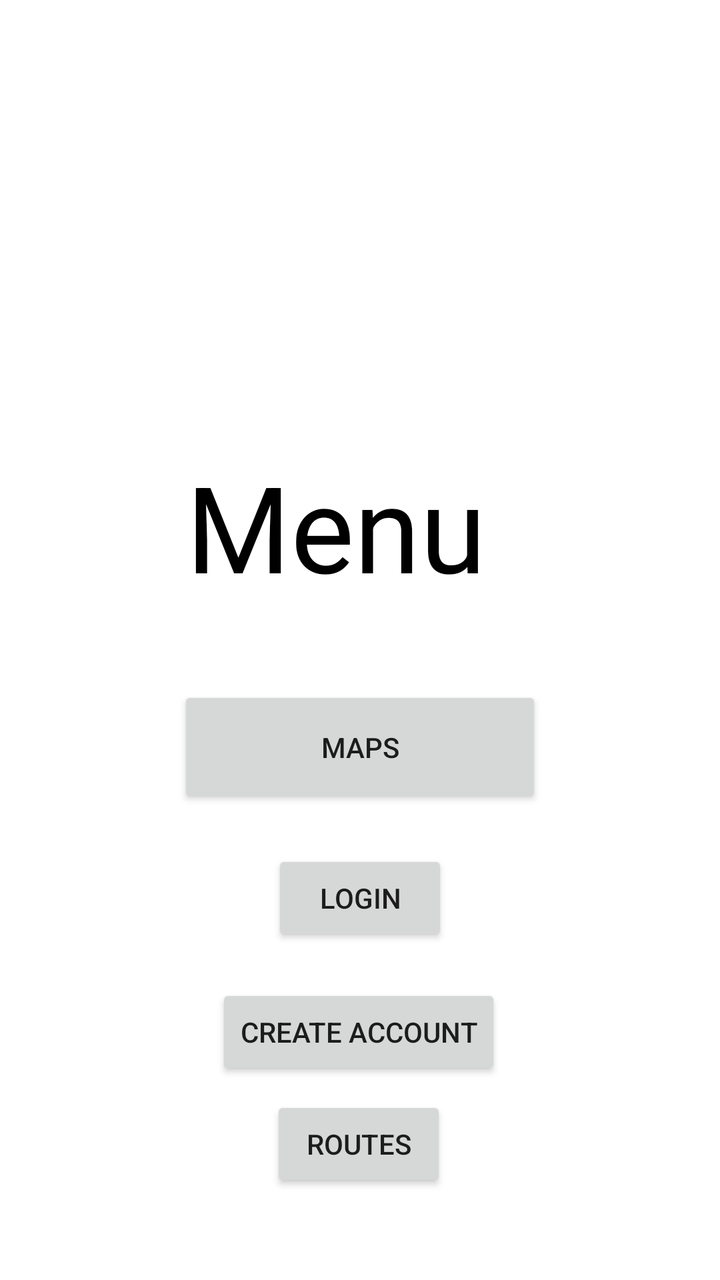
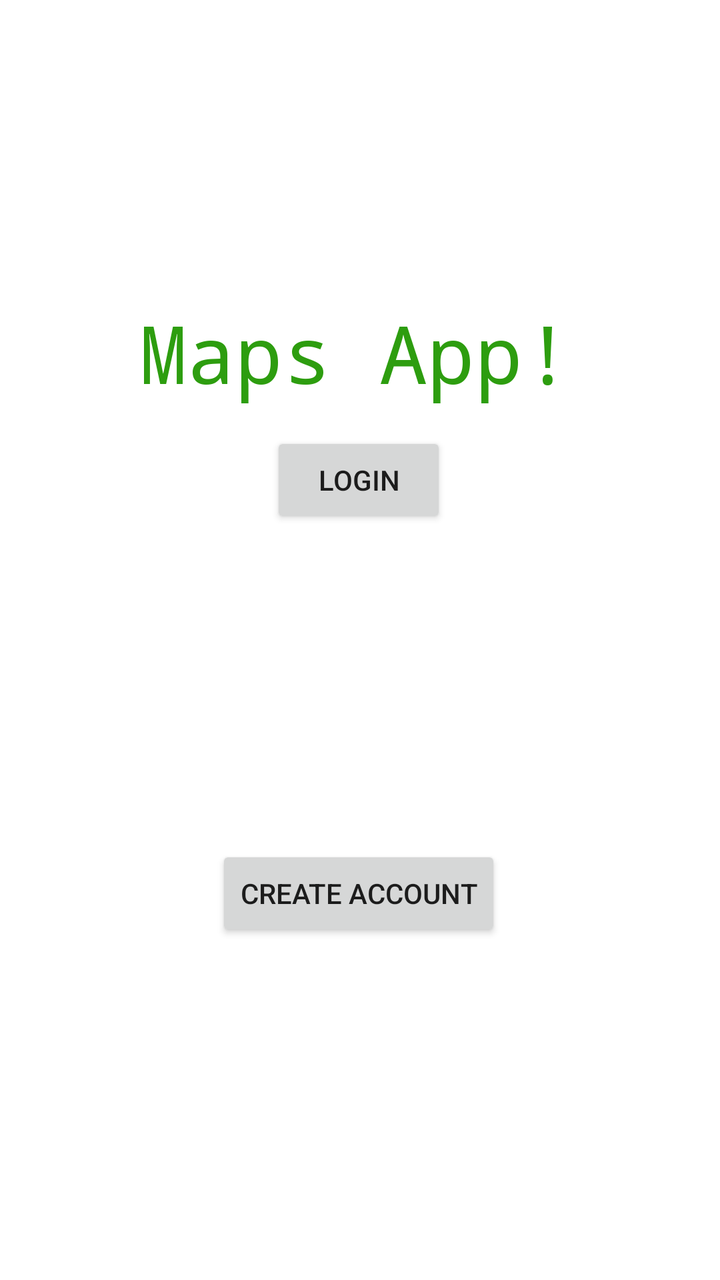

Screens rendered from an Android XML layout before and after an edit, with the pre-edit source and the edit as a unified diff.
<!-- AndroidManifest.xml: application theme Theme.MapsAppJava -->
<!-- res/layout/activity_menu.xml -->
<?xml version="1.0" encoding="utf-8"?>
<androidx.constraintlayout.widget.ConstraintLayout xmlns:android="http://schemas.android.com/apk/res/android"
    xmlns:app="http://schemas.android.com/apk/res-auto"
    android:id="@+id/toMapsActivity"
    android:layout_width="match_parent"
    android:layout_height="match_parent">

    <TextView
        android:id="@+id/Menu"
        android:layout_width="wrap_content"
        android:layout_height="wrap_content"
        android:layout_marginTop="223dp"
        android:layout_marginEnd="28dp"
        android:layout_marginBottom="40dp"
        android:gravity="center"
        android:text="@string/menu"
        android:textColor="@color/black"
        android:textSize="60sp"
        app:layout_constraintBottom_toTopOf="@+id/toMapActivity"
        app:layout_constraintEnd_toEndOf="@+id/toMapActivity"
        app:layout_constraintTop_toTopOf="parent"
        app:layout_constraintVertical_bias="0.0" />

    <Button
        android:id="@+id/toMapActivity"
        android:layout_width="182dp"
        android:layout_height="0dp"
        android:layout_marginTop="343dp"
        android:layout_marginBottom="21dp"
        android:onClick="switchToMaps"
        android:text="@string/maps"
        app:layout_constraintBottom_toTopOf="@+id/login_button"
        app:layout_constraintEnd_toEndOf="parent"
        app:layout_constraintStart_toStartOf="parent"
        app:layout_constraintTop_toTopOf="parent" />

    <Button
        android:id="@+id/login_button"
        android:layout_width="wrap_content"
        android:layout_height="wrap_content"
        android:layout_marginBottom="167dp"
        android:onClick="switchToLogin"
        android:text="@string/login"
        app:layout_constraintBottom_toBottomOf="parent"
        app:layout_constraintEnd_toEndOf="parent"
        app:layout_constraintStart_toStartOf="parent"
        app:layout_constraintTop_toBottomOf="@+id/toMapActivity" />

    <Button
        android:id="@+id/goToCreateAccount"
        android:layout_width="wrap_content"
        android:layout_height="wrap_content"
        android:layout_marginBottom="100dp"
        android:onClick="switchToCreateAccount"
        android:text="@string/create_account"
        app:layout_constraintBottom_toBottomOf="parent"
        app:layout_constraintEnd_toEndOf="parent"
        app:layout_constraintHorizontal_bias="0.497"
        app:layout_constraintStart_toStartOf="parent" />

    <Button
        android:id="@+id/goToRoutes"
        android:layout_width="wrap_content"
        android:layout_height="wrap_content"
        android:layout_marginBottom="44dp"
        android:onClick="switchToRoutes"
        android:text="@string/routes"
        app:layout_constraintBottom_toBottomOf="parent"
        app:layout_constraintEnd_toEndOf="parent"
        app:layout_constraintHorizontal_bias="0.497"
        app:layout_constraintStart_toStartOf="parent" />
</androidx.constraintlayout.widget.ConstraintLayout>
<!-- resources referenced by this layout -->
<resources>
  <color name="black">#FF000000</color>
  <string name="create_account">Create Account</string>
  <string name="login">Login</string>
  <string name="maps">Maps</string>
  <string name="menu">Menu</string>
  <string name="routes">Routes</string>
  <style name="Theme.MapsAppJava" parent="Theme.MaterialComponents.DayNight.DarkActionBar">
          
          <item name="colorPrimary">@color/purple_500</item>
          <item name="colorPrimaryVariant">@color/purple_700</item>
          <item name="colorOnPrimary">@color/white</item>
          
          <item name="colorSecondary">@color/teal_200</item>
          <item name="colorSecondaryVariant">@color/teal_700</item>
          <item name="colorOnSecondary">@color/black</item>
          
          <item name="android:statusBarColor">?attr/colorPrimaryVariant</item>
          
      </style>
  <color name="purple_500">#FF6200EE</color>
  <color name="purple_700">#FF3700B3</color>
  <color name="white">#FFFFFFFF</color>
  <color name="teal_200">#FF03DAC5</color>
  <color name="teal_700">#FF018786</color>
</resources>

<!-- the commit's change to res/layout/activity_menu.xml (unified diff, before → after) -->
@@ -1,72 +1,50 @@
 <?xml version="1.0" encoding="utf-8"?>
 <androidx.constraintlayout.widget.ConstraintLayout xmlns:android="http://schemas.android.com/apk/res/android"
     xmlns:app="http://schemas.android.com/apk/res-auto"
+    xmlns:tools="http://schemas.android.com/tools"
     android:id="@+id/toMapsActivity"
     android:layout_width="match_parent"
     android:layout_height="match_parent">
-
-    <TextView
-        android:id="@+id/Menu"
-        android:layout_width="wrap_content"
-        android:layout_height="wrap_content"
-        android:layout_marginTop="223dp"
-        android:layout_marginEnd="28dp"
-        android:layout_marginBottom="40dp"
-        android:gravity="center"
-        android:text="@string/menu"
-        android:textColor="@color/black"
-        android:textSize="60sp"
-        app:layout_constraintBottom_toTopOf="@+id/toMapActivity"
-        app:layout_constraintEnd_toEndOf="@+id/toMapActivity"
-        app:layout_constraintTop_toTopOf="parent"
-        app:layout_constraintVertical_bias="0.0" />
-
-    <Button
-        android:id="@+id/toMapActivity"
-        android:layout_width="182dp"
-        android:layout_height="0dp"
-        android:layout_marginTop="343dp"
-        android:layout_marginBottom="21dp"
-        android:onClick="switchToMaps"
-        android:text="@string/maps"
-        app:layout_constraintBottom_toTopOf="@+id/login_button"
-        app:layout_constraintEnd_toEndOf="parent"
-        app:layout_constraintStart_toStartOf="parent"
-        app:layout_constraintTop_toTopOf="parent" />
 
     <Button
         android:id="@+id/login_button"
         android:layout_width="wrap_content"
         android:layout_height="wrap_content"
-        android:layout_marginBottom="167dp"
+        android:layout_marginBottom="376dp"
         android:onClick="switchToLogin"
         android:text="@string/login"
+        app:iconTint="#E02525"
         app:layout_constraintBottom_toBottomOf="parent"
         app:layout_constraintEnd_toEndOf="parent"
-        app:layout_constraintStart_toStartOf="parent"
-        app:layout_constraintTop_toBottomOf="@+id/toMapActivity" />
+        app:layout_constraintHorizontal_bias="0.498"
+        app:layout_constraintStart_toStartOf="parent" />
 
     <Button
         android:id="@+id/goToCreateAccount"
         android:layout_width="wrap_content"
         android:layout_height="wrap_content"
-        android:layout_marginBottom="100dp"
+        android:layout_marginBottom="304dp"
         android:onClick="switchToCreateAccount"
         android:text="@string/create_account"
         app:layout_constraintBottom_toBottomOf="parent"
         app:layout_constraintEnd_toEndOf="parent"
         app:layout_constraintHorizontal_bias="0.497"
-        app:layout_constraintStart_toStartOf="parent" />
+        app:layout_constraintStart_toStartOf="parent"
+        app:layout_constraintTop_toBottomOf="@+id/textView2" />
 
-    <Button
-        android:id="@+id/goToRoutes"
-        android:layout_width="wrap_content"
-        android:layout_height="wrap_content"
-        android:layout_marginBottom="44dp"
-        android:onClick="switchToRoutes"
-        android:text="@string/routes"
-        app:layout_constraintBottom_toBottomOf="parent"
+    <TextView
+        android:id="@+id/textView2"
+        android:layout_width="221dp"
+        android:layout_height="56dp"
+        android:layout_marginTop="284dp"
+        android:layout_marginBottom="217dp"
+        android:fontFamily="monospace"
+        android:text="Maps App!"
+        android:textColor="#2D9D0F"
+        android:textSize="40sp"
+        app:layout_constraintBottom_toTopOf="@+id/goToCreateAccount"
         app:layout_constraintEnd_toEndOf="parent"
-        app:layout_constraintHorizontal_bias="0.497"
-        app:layout_constraintStart_toStartOf="parent" />
+        app:layout_constraintStart_toStartOf="parent"
+        app:layout_constraintTop_toTopOf="parent" />
+
 </androidx.constraintlayout.widget.ConstraintLayout>
<!-- resource entries referenced after the edit -->
@@ -1,11 +1,7 @@
 <!-- resources referenced by this layout -->
 <resources>
-  <color name="black">#FF000000</color>
   <string name="create_account">Create Account</string>
   <string name="login">Login</string>
-  <string name="maps">Maps</string>
-  <string name="menu">Menu</string>
-  <string name="routes">Routes</string>
   <style name="Theme.MapsAppJava" parent="Theme.MaterialComponents.DayNight.DarkActionBar">
           
           <item name="colorPrimary">@color/purple_500</item>
@@ -24,5 +20,6 @@
   <color name="white">#FFFFFFFF</color>
   <color name="teal_200">#FF03DAC5</color>
   <color name="teal_700">#FF018786</color>
+  <color name="black">#FF000000</color>
 </resources>
 
